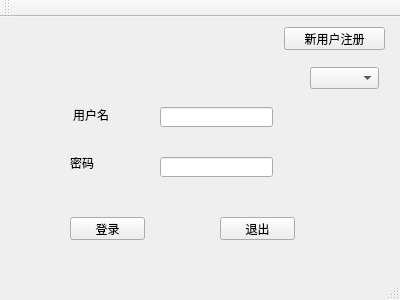
Before: the Qt Designer form src/Cpluspluswork/mainwindow.ui in wutb15/C-work, drawn with Qt 5.
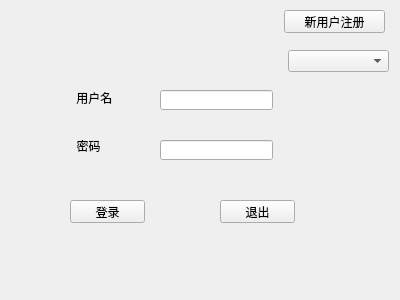
After: the same form once the commit is applied. Icons and pictures are not drawn.

The edit to the form file:
```diff
--- a/src/Cpluspluswork/mainwindow.ui
+++ b/src/Cpluspluswork/mainwindow.ui
@@ -13,6 +13,9 @@
   <property name="windowTitle">
    <string>MainWindow</string>
   </property>
+  <property name="styleSheet">
+   <string notr="true">border-image: url(:/new/prefix1/index.jpg);</string>
+  </property>
   <widget class="QWidget" name="centralWidget">
    <widget class="QPushButton" name="logButton">
     <property name="geometry">
@@ -23,6 +26,9 @@
       <height>23</height>
      </rect>
     </property>
+    <property name="styleSheet">
+     <string notr="true">border-image: url(:/new/prefix1/color.png);</string>
+    </property>
     <property name="text">
      <string>登录</string>
     </property>
@@ -36,6 +42,9 @@
       <height>23</height>
      </rect>
     </property>
+    <property name="styleSheet">
+     <string notr="true">border-image: url(:/new/prefix1/color.png);</string>
+    </property>
     <property name="text">
      <string>退出</string>
     </property>
@@ -49,8 +58,12 @@
       <height>16</height>
      </rect>
     </property>
+    <property name="styleSheet">
+     <string notr="true">
+border-image: url(:/new/prefix1/color.png);</string>
+    </property>
     <property name="text">
-     <string>用户名</string>
+     <string> 用户名</string>
     </property>
    </widget>
    <widget class="QLabel" name="passwordLabel">
@@ -62,8 +75,11 @@
       <height>12</height>
      </rect>
     </property>
+    <property name="styleSheet">
+     <string notr="true">border-image: url(:/new/prefix1/color.png);</string>
+    </property>
     <property name="text">
-     <string>密码</string>
+     <string>  密码</string>
     </property>
    </widget>
    <widget class="QPushButton" name="newButton">
@@ -75,6 +91,9 @@
       <height>23</height>
      </rect>
     </property>
+    <property name="styleSheet">
+     <string notr="true">border-image: url(:/new/prefix1/color.png);</string>
+    </property>
     <property name="text">
      <string>新用户注册</string>
     </property>
@@ -88,6 +107,9 @@
       <height>20</height>
      </rect>
     </property>
+    <property name="styleSheet">
+     <string notr="true">border-image: url(:/new/prefix1/color.png);</string>
+    </property>
    </widget>
    <widget class="QLineEdit" name="passwordEdit">
     <property name="geometry">
@@ -98,40 +120,27 @@
       <height>20</height>
      </rect>
     </property>
+    <property name="styleSheet">
+     <string notr="true">border-image: url(:/new/prefix1/color.png);</string>
+    </property>
    </widget>
    <widget class="QComboBox" name="typeBox">
     <property name="geometry">
      <rect>
-      <x>310</x>
+      <x>288</x>
       <y>50</y>
-      <width>69</width>
+      <width>101</width>
       <height>22</height>
      </rect>
     </property>
+    <property name="styleSheet">
+     <string notr="true">border-image: url(:/new/prefix1/color.png);</string>
+    </property>
     <property name="editable">
      <bool>false</bool>
     </property>
    </widget>
   </widget>
-  <widget class="QMenuBar" name="menuBar">
-   <property name="geometry">
-    <rect>
-     <x>0</x>
-     <y>0</y>
-     <width>400</width>
-     <height>26</height>
-    </rect>
-   </property>
-  </widget>
-  <widget class="QToolBar" name="mainToolBar">
-   <attribute name="toolBarArea">
-    <enum>TopToolBarArea</enum>
-   </attribute>
-   <attribute name="toolBarBreak">
-    <bool>false</bool>
-   </attribute>
-  </widget>
-  <widget class="QStatusBar" name="statusBar"/>
  </widget>
  <layoutdefault spacing="6" margin="11"/>
  <resources/>
```
